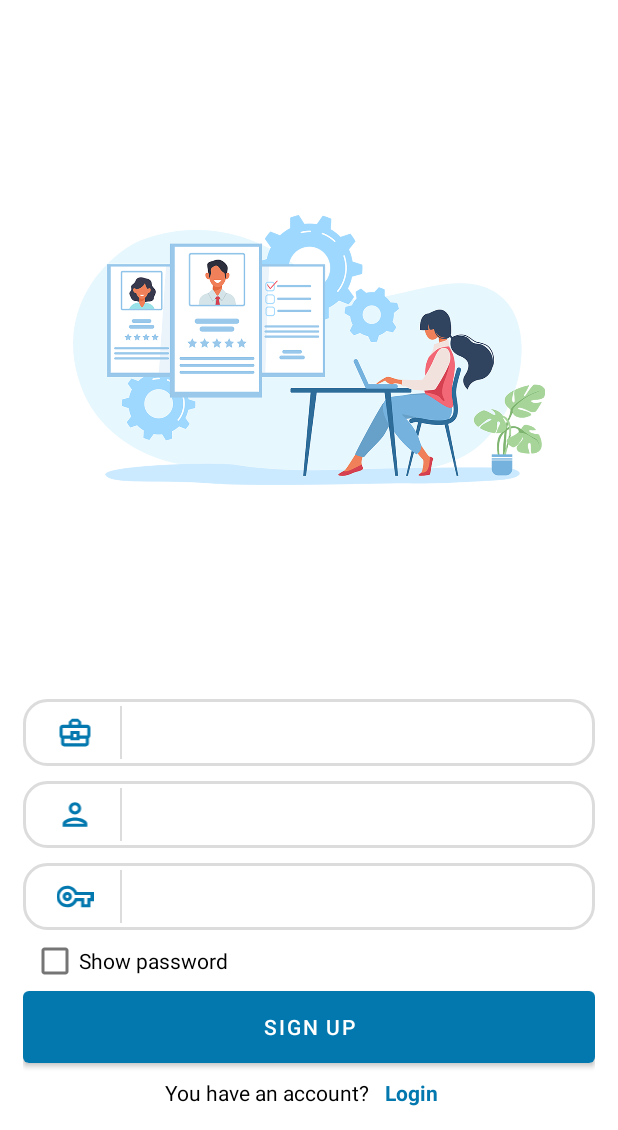
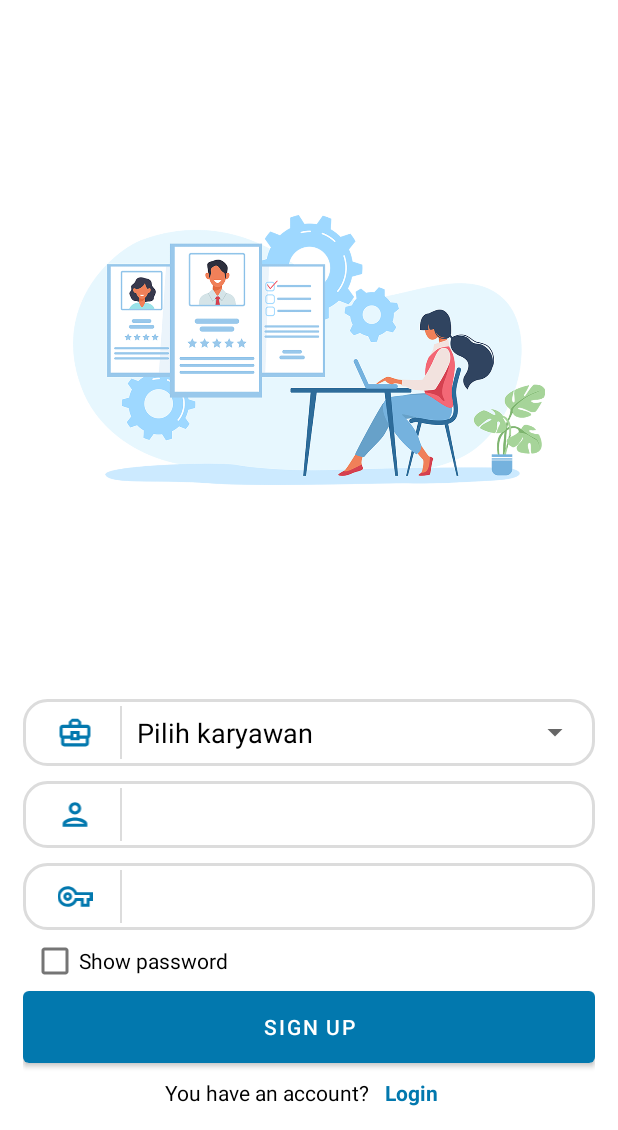
Before and after one commit to mohfajar17/HRMobile, an Android app: the SigninActivity screen opened directly, with no data from a screen before it, on a phone screen of 412 x 824 dp, the part 106-1236 px from its top. Run offline under Robolectric (Android 15) with nearby library versions, the phone set to English and light mode, and no system bars; our stand-ins replace Volley; network calls fail.

Commit message:
21 Mei 2021

```diff
--- a/app/src/main/java/com/example/hrmobile/Config.java
+++ b/app/src/main/java/com/example/hrmobile/Config.java
@@ -2,7 +2,7 @@ package com.example.hrmobile;
 
 public class Config {
 //    public static final String DATA_URL = "http://192.168.43.183/hr_mobile/";   //IP thetering hp
-//    public static final String DATA_URL = "http://192.168.1.101/hr_mobile/";   //IP asuka lt 3
+//    public static final String DATA_URL = "http://192.168.1.102/hr_mobile/";   //IP asuka lt 3
 //    public static final String DATA_URL = "http://192.168.0.109/hr_mobile/";   //IP home wifi
     public static final String DATA_URL = "https://ais.asukaindonesia.co.id/mobile/";   //IP server
 
--- a/app/src/main/java/com/example/hrmobile/Menu/SlipGaji/DownloadSlipActivity.java
+++ b/app/src/main/java/com/example/hrmobile/Menu/SlipGaji/DownloadSlipActivity.java
@@ -15,14 +15,13 @@ import com.example.hrmobile.SharedPrefManager;
 public class DownloadSlipActivity extends AppCompatActivity {
 
     private WebView webView;
-    private SharedPrefManager sharedPrefManager;
 
     @Override
     protected void onCreate(Bundle savedInstanceState) {
         super.onCreate(savedInstanceState);
         setContentView(R.layout.activity_download_slip);
 
-        sharedPrefManager = SharedPrefManager.getInstance(this);
+        Bundle bundle = getIntent().getExtras();
 
         webView = (WebView) findViewById(R.id.webSlipGaji);
         webView.getSettings().setLoadsImagesAutomatically(true);
@@ -37,6 +36,6 @@ public class DownloadSlipActivity extends AppCompatActivity {
         webView.setScrollBarStyle(View.SCROLLBARS_INSIDE_OVERLAY);
         webView.setWebViewClient(new WebViewClient());
         // set url webview
-        webView.loadUrl(Uri.parse(Config.DATA_URL_SLIP_GAJI_WEB_COBA+sharedPrefManager.getKeyEmployeeId()).toString());
+        webView.loadUrl(Uri.parse(Config.DATA_URL_SLIP_GAJI_WEB+bundle.getString("employee_id")+"&tanggal="+bundle.getString("tanggal")+"&bulantahun="+bundle.getString("bulan_tanggal")).toString());
     }
 }
--- a/app/src/main/java/com/example/hrmobile/Menu/SlipGaji/SlipGajiActivity.java
+++ b/app/src/main/java/com/example/hrmobile/Menu/SlipGaji/SlipGajiActivity.java
@@ -163,6 +163,9 @@ public class SlipGajiActivity extends AppCompatActivity {
             @Override
             public void onClick(View view) {
                 Intent bukaMainActivity = new Intent(SlipGajiActivity.this, DownloadSlipActivity.class);
+                bukaMainActivity.putExtra("employee_id", sharedPrefManager.getKeyEmployeeId());
+                bukaMainActivity.putExtra("tanggal", spinnerTgl.getSelectedItem().toString());
+                bukaMainActivity.putExtra("bulan_tahun", spinnerBulan.getSelectedItem().toString()+"+"+spinnerTahun.getSelectedItem().toString());
                 startActivity(bukaMainActivity);
             }
         });
--- /dev/null
+++ b/app/src/main/res/drawable/ic_drop_down.xml
@@ -0,0 +1,10 @@
+<vector xmlns:android="http://schemas.android.com/apk/res/android"
+    android:width="24dp"
+    android:height="24dp"
+    android:viewportWidth="24"
+    android:viewportHeight="24"
+    android:tint="?attr/colorControlNormal">
+  <path
+      android:fillColor="@android:color/white"
+      android:pathData="M7,10l5,5 5,-5z"/>
+</vector>
--- a/app/src/main/res/layout/activity_signin.xml
+++ b/app/src/main/res/layout/activity_signin.xml
@@ -40,7 +40,7 @@
         tools:layout_editor_absoluteX="15dp">
 
         <LinearLayout
-            android:id="@+id/layoutKaryawan"
+            android:id="@+id/layoutEmployee"
             android:layout_width="match_parent"
             android:layout_height="wrap_content"
             android:layout_marginBottom="10dp"
@@ -60,12 +60,16 @@
                 android:layout_marginRight="10dp"
                 android:src="@color/colorLightGray" />
 
-            <Spinner
-                android:id="@+id/spinnerKaryawan"
+            <TextView
+                android:id="@+id/textViewKaryawan"
                 android:layout_width="0dp"
                 android:layout_height="35dp"
                 android:layout_weight="1"
-                android:spinnerMode="dialog"
+                android:gravity="center_vertical"
+                android:text="Pilih karyawan"
+                android:textSize="18dp"
+                android:textColor="@color/black"
+                android:drawableRight="@drawable/ic_drop_down"
                 android:background="@android:color/transparent" />
         </LinearLayout>
 
@@ -110,7 +114,7 @@
             <ImageView
                 android:layout_width="60dp"
                 android:layout_height="match_parent"
-                android:padding="5dp"
+                android:padding="6dp"
                 android:src="@drawable/ic_key"
                 app:tint="@color/primary" />
 
```
Also changed, not shown: app/src/main/java/com/example/hrmobile/SigninActivity.java (+74 -18 lines), app/src/main/res/layout/dialog_searchable_spinner.xml (added, +32 -0 lines).
